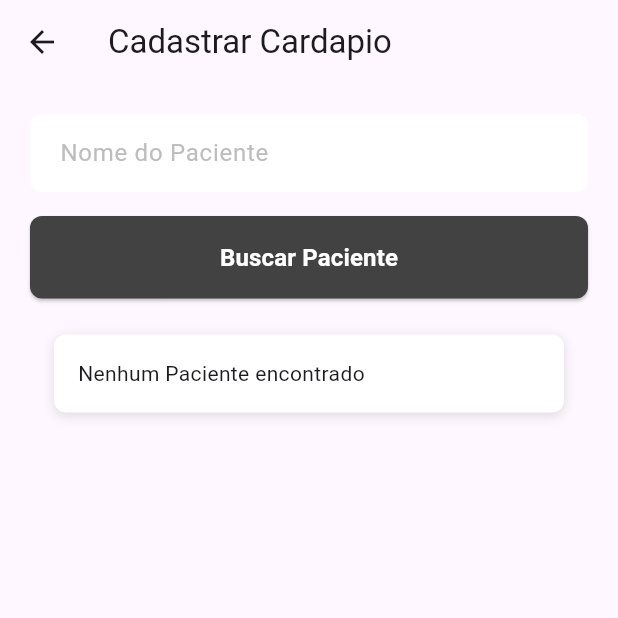
After one commit to Turzzzin/app_nutricao_flutter, a Flutter app: the SearchPacientScreen screen opened by its route, after a tap on "Buscar Paciente", on a phone screen of 412 x 824 dp, the top half of it. The commit adds this screen. Run offline on Flutter 3.47's test engine with Material 3 defaults, Android fonts, the phone set to English and light mode, and no system bars; our stand-ins replace flutter_svg, image_picker, shared_preferences, sqflite; accounts and stored records are empty.

Commit message:
feat: adicionado tela busca de paciente

```diff
--- a/lib/main.dart
+++ b/lib/main.dart
@@ -6,6 +6,7 @@ import './screens/register_food_screen.dart';
 import '../utils/auth_check.dart';
 import '../screens/register_pacient.dart';
 import '../screens/register_menu_screen.dart';
+import '../screens/search_pacient_screen.dart';
 
 void main() {
   runApp(MyApp());
@@ -25,6 +26,7 @@ class MyApp extends StatelessWidget {
         '/signup': (context) => SignupScreen(),
         '/alimento/novo': (context) => RegisterFoodScreen(),
         '/paciente/novo': (context) => RegisterPacientScreen(),
+        '/paciente/buscar': (context) => SearchPacientScreen(),
         '/cardapio/novo': (context) => RegisterMenuScreen(),
       },
     );
--- a/lib/screens/home_screen.dart
+++ b/lib/screens/home_screen.dart
@@ -36,7 +36,7 @@ class HomeScreen extends StatelessWidget {
         child: Column(
           children: [
             const SizedBox(height: 20),
-            Row(
+            Column(
               mainAxisAlignment: MainAxisAlignment.spaceEvenly,
               children: [
                 _buildMenuButton(
@@ -58,6 +58,13 @@ class HomeScreen extends StatelessWidget {
                   label: 'NOVO\nCARDÁPIO',
                   onPressed: () {
                     Navigator.pushNamed(context, '/cardapio/novo');
+                  },
+                ),
+                _buildMenuButton(
+                  icon: Icons.person,
+                  label: 'BUSCAR\nPACIENTE',
+                  onPressed: () {
+                    Navigator.pushNamed(context, '/paciente/buscar');
                   },
                 ),
               ],
--- a/lib/screens/register_menu_screen.dart
+++ b/lib/screens/register_menu_screen.dart
@@ -7,7 +7,7 @@ import '../utils/custom_box.dart';
 
 
 class RegisterMenuScreen extends StatefulWidget {
-  const RegisterMenuScreen({Key? key}) : super(key: key);
+  const RegisterMenuScreen({super.key});
 
   @override
   State<RegisterMenuScreen> createState() => _RegisterMenuScreenState();
--- a/lib/screens/register_pacient.dart
+++ b/lib/screens/register_pacient.dart
@@ -29,7 +29,7 @@ class RegisterPacientScreen extends StatefulWidget {
   Future<int> _cadastrarPaciente() async {
     final nome = nomeController.text;
     final sobrenome = sobrenomeController.text;
-    final fotoPath = fotoPathController.text;
+    final fotoPath = photoPathF;
     return await DatabaseService.cadastrarPaciente(nome, sobrenome, fotoPath, _selectedDate!);
   }
 
--- /dev/null
+++ b/lib/screens/search_pacient_screen.dart
@@ -0,0 +1,59 @@
+import 'package:flutter/material.dart';
+import '../utils/custom_text_field.dart';
+import '../utils/custom_button.dart';
+import '../utils/custom_list_view.dart';
+import '../utils/database_service.dart';
+
+
+class SearchPacientScreen extends StatefulWidget {
+  const SearchPacientScreen({super.key});
+
+  @override
+  State<SearchPacientScreen> createState() => _SearchPacientScreen();
+}
+
+class _SearchPacientScreen extends State<SearchPacientScreen> {
+  final _nameController = TextEditingController();
+  List<Map<String, dynamic>> _pacientesList = [];
+
+  Future<void> _getPacientes() async {
+    final paciente = _nameController.text;
+    final pacientes = await DatabaseService.getLikePacientes(paciente);
+
+    setState(() {
+      _pacientesList = pacientes;
+      print(_pacientesList);
+      });
+  }
+
+  @override
+  Widget build(BuildContext context) {
+    return Scaffold(
+      appBar: AppBar(
+        title: const Text('Cadastrar Cardapio'),
+      ),
+      body: SingleChildScrollView(
+        padding: const EdgeInsets.all(20.0),
+        child: Column(
+          crossAxisAlignment: CrossAxisAlignment.stretch,
+          children: [
+            CustomTextField(
+              controller: _nameController,
+              hintText: 'Nome do Paciente',
+              obscureText: false,
+            ),
+            const SizedBox(height: 16),
+            CustomButton(
+              onPressed: () {
+                _getPacientes();
+              },
+              text: 'Buscar Paciente',
+            ),
+            const SizedBox(height: 16),
+            CustomListView(options: _pacientesList, title: "Pacientes"),
+          ],
+        ),
+      ),
+    );
+  }
+}
--- /dev/null
+++ b/lib/utils/custom_list_view.dart
@@ -0,0 +1,70 @@
+import 'package:flutter/material.dart';
+import 'dart:io';
+import 'package:intl/intl.dart';
+
+class CustomListView extends StatelessWidget {
+  final String title;
+  final List<Map<String, dynamic>> options;
+
+
+  CustomListView({required this.title, required this.options});
+
+  @override
+  Widget build(BuildContext context) {
+    return Container(
+      padding: EdgeInsets.all(16.0),
+      margin: EdgeInsets.symmetric(horizontal: 16.0, vertical: 8.0),
+      decoration: BoxDecoration(
+        color: Colors.white,
+        borderRadius: BorderRadius.circular(8.0),
+        boxShadow: [
+          BoxShadow(
+            color: Colors.black12,
+            blurRadius: 6.0,
+            offset: Offset(0, 2),
+          ),
+        ],
+      ),
+      child: Column(
+        crossAxisAlignment: CrossAxisAlignment.start,
+        children: [
+          SizedBox(width: 16),
+          options.isEmpty
+            ? Text("Nenhum Paciente encontrado")
+            :
+            ListView.builder(
+            shrinkWrap: true,
+            physics: const NeverScrollableScrollPhysics(),
+            itemCount: options.length,
+            itemBuilder: (context, index) {
+              final item = options[index];
+              final fotoPath = item['fotoPath'];
+              return ListTile(
+                leading: fotoPath != null && File(fotoPath).existsSync()
+                ? Image.file(
+                    File(fotoPath),
+                    width: 50,
+                    height: 50,
+                    fit: BoxFit.cover,
+                  )
+                : CircleAvatar(
+                    child: Icon(Icons.person),
+                  ),
+                title: Text(item['nome'] + ' ' + item['sobrenome']),
+                subtitle: Text(
+                            'Idade: ' +
+                            (item['dataNascimento'] != null
+                              ? (DateTime.now().year - DateTime.fromMillisecondsSinceEpoch(item['dataNascimento']).year).toString() + ' anos'
+                              : 'Não informado'),
+                          ),
+                onTap: () {
+                  print('Item selecionado: ${item['nome']}');
+                },
+              );
+            },
+            ),
+        ]
+      ),
+    );
+  }
+}
--- a/lib/utils/database_service.dart
+++ b/lib/utils/database_service.dart
@@ -103,6 +103,10 @@ class DatabaseService {
     final db = await database();
     return db.query('paciente');
   }
+  static Future<List<Map<String, dynamic>>> getLikePacientes(String nome)  async {
+    final db = await database();
+    return db.query('paciente',where: 'nome LIKE ?', whereArgs: ['%$nome%']);
+  }
 
 //cadastra alimento
   static Future<int> cadastrarAlimento(String nome, String fotoPath, String categoria, String tipo, int usuarioId) async {
--- a/pubspec.yaml
+++ b/pubspec.yaml
@@ -34,6 +34,7 @@ dependencies:
   sqflite: ^2.2.8
   shared_preferences: ^2.1.0
   image_picker: ^0.8.5+3
+  intl: ^0.17.0
 
 
   # The following adds the Cupertino Icons font to your application.
```
Also changed, not shown: pubspec.lock.
